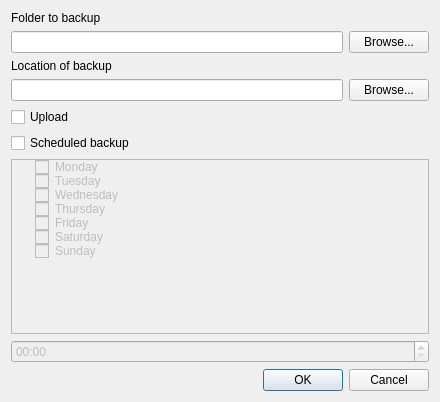
Above: mainwindow/tasksettings/tasksettings.ui from roman-zms/qbackup before the change. Below: the same form after it.
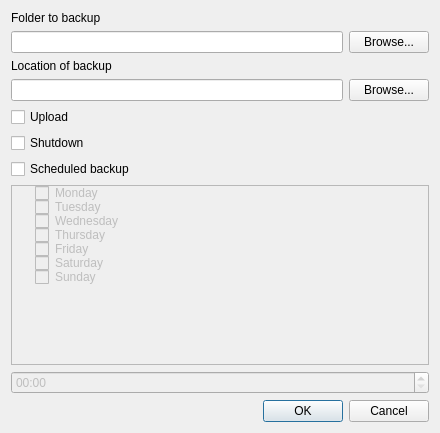
That is the form after the change.

Commit message: shutdown field

```diff
--- a/mainwindow/tasksettings/tasksettings.ui
+++ b/mainwindow/tasksettings/tasksettings.ui
@@ -7,7 +7,7 @@
     <x>0</x>
     <y>0</y>
     <width>440</width>
-    <height>402</height>
+    <height>433</height>
    </rect>
   </property>
   <property name="windowTitle">
@@ -70,6 +70,13 @@
      </property>
     </widget>
    </item>
+   <item>
+    <widget class="QCheckBox" name="shutdownChechBox">
+     <property name="text">
+      <string>Shutdown</string>
+     </property>
+    </widget>
+   </item>
    <item>
     <widget class="QCheckBox" name="autoBackupCheckBox">
      <property name="enabled">
@@ -85,6 +92,12 @@
      <property name="enabled">
       <bool>false</bool>
      </property>
+     <property name="sizePolicy">
+      <sizepolicy hsizetype="Preferred" vsizetype="Preferred">
+       <horstretch>0</horstretch>
+       <verstretch>0</verstretch>
+      </sizepolicy>
+     </property>
      <property name="autoScroll">
       <bool>true</bool>
      </property>
```
The commit also changes 4 other files.
